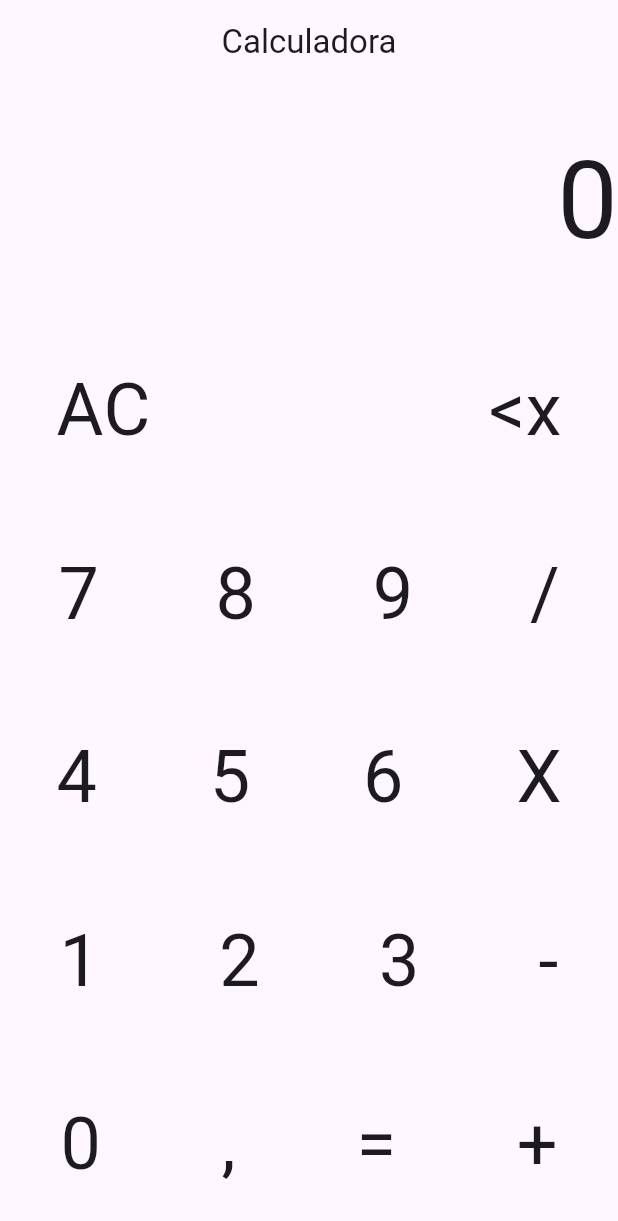
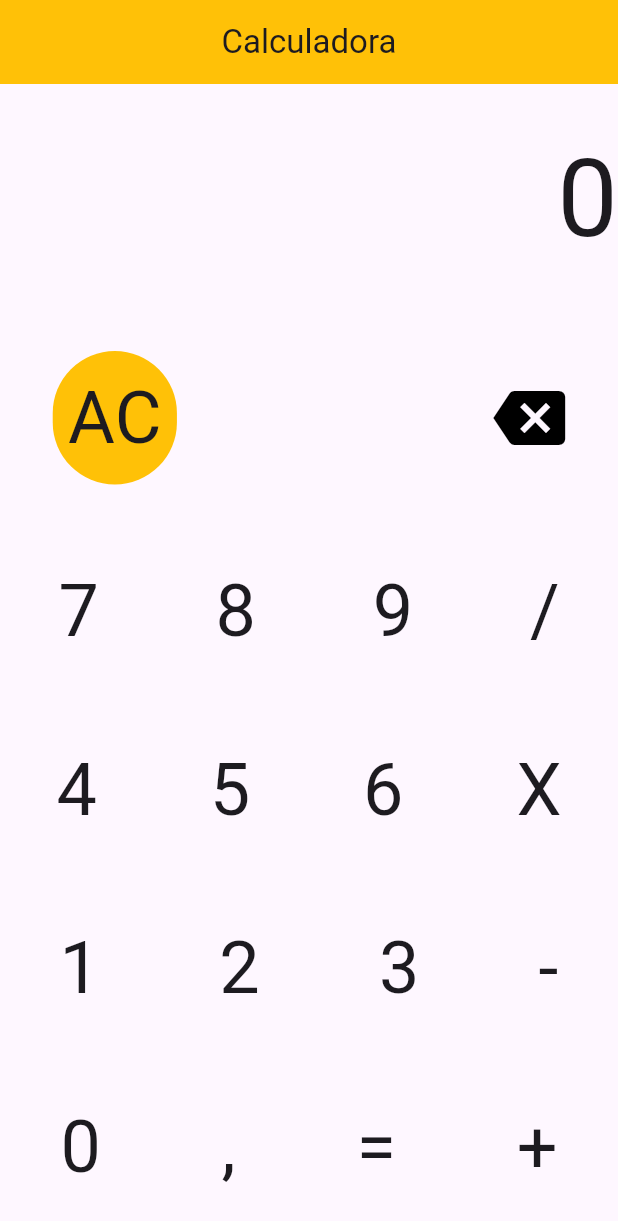
Before and after one commit to kauesiqueiraa/Calc_App, a Flutter app: the screen it shows after launch, item 2 of the bottom bar chosen, after a tap on "AC", on a phone screen of 412 x 824 dp. Shown: the top 1221 px of the screen. Run offline on Flutter 3.47's test engine with Material 3 defaults, Android fonts, the phone set to English and light mode, and no system bars.

Commit message:
feat:version 1 ok base system

```diff
--- a/lib/main.dart
+++ b/lib/main.dart
@@ -12,7 +12,7 @@ class MyApp extends StatefulWidget {
 }
 
 class _MyAppState extends State<MyApp> {
-  String number = '';
+  String number = '0';
 
   double firstNumber = 0.0;
 
@@ -54,28 +54,11 @@ class _MyAppState extends State<MyApp> {
         ;
         break;
 
-      // case '<X':
-      //   number = '0';
-      //   break;
-
-      // case '/':
-      //   number += key;
-      //   break;
-
-      // case 'X':
-      //   number += key;
-      //   break;
-
-      // case '-':
-      //   number += key;
-      //   break;
-
-      // case ',':
-      //   number += key;
-      //   break;
-
+      case '/':
+      case 'X':
+      case '-':
       case '+':
-        operation = '+';
+        operation = key;
         number = number.replaceAll(',', '.');
         firstNumber = double.parse(number);
         number = number.replaceAll('.', ',');
@@ -86,6 +69,19 @@ class _MyAppState extends State<MyApp> {
         double result = 0.0;
         if (operation == '+') {
           result = firstNumber + double.parse(number);
+        }
+        if (operation == '-') {
+          result = firstNumber - double.parse(number);
+        }
+        if (operation == 'X') {
+          result = firstNumber * double.parse(number);
+        }
+        if (operation == '/') {
+          if (double.parse(number) *1 == 0){
+            print('Erro: divisão por zero');
+            return;
+          }
+          result = firstNumber / double.parse(number);
         }
         String resultString = result.toString();
 
@@ -102,6 +98,14 @@ class _MyAppState extends State<MyApp> {
         }
         break;
 
+        case 'backspace':
+        setState(() {
+          if(number.length > 0){
+            number = number.substring(0, number.length - 1);
+          }
+        });
+        break;
+
       default:
         print('Opção inválida');
     }
@@ -116,6 +120,7 @@ class _MyAppState extends State<MyApp> {
           title: const Center(
             child: Text('Calculadora'),
           ),
+          backgroundColor: Colors.amber,
         ),
         body: Column(
           mainAxisAlignment: MainAxisAlignment.spaceAround,
@@ -134,17 +139,24 @@ class _MyAppState extends State<MyApp> {
               children: [
                 GestureDetector(
                     onTap: () => calculate('AC'),
-                    child: const Text(
-                      'AC',
-                      style: TextStyle(fontSize: 48),
+                    child: Container(
+                      padding: EdgeInsets.all(10),
+                      decoration: BoxDecoration(
+                        color: Colors.amber,
+                        borderRadius: BorderRadius.circular(50),
+                      ),
+                      child: const Text(
+                        'AC',
+                        style: TextStyle(fontSize: 48),
+                      ),
                     )),
                 Text(''),
                 Text(''),
                 GestureDetector(
-                    onTap: () => calculate('<x'),
-                    child: const Text(
-                      '<x',
-                      style: TextStyle(fontSize: 48),
+                    onTap: () => calculate('backspace'),
+                    child: const Icon(
+                      Icons.backspace,
+                      color: Colors.black,size: 48,
                     ))
               ],
             ),
```
